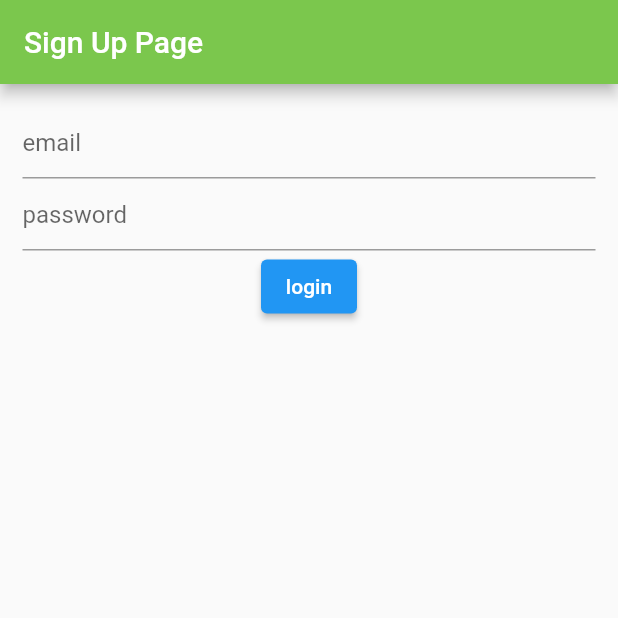
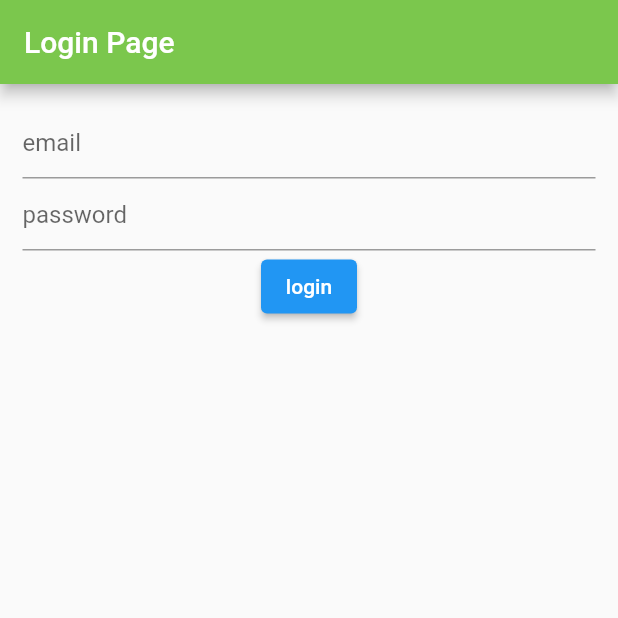
Before and after one commit to simreteabmekbib/flutter_app, a Flutter app: the Login screen opened directly, after a tap on "login", on a phone screen of 412 x 824 dp, the top half of it. Run offline on Flutter 3.47's test engine with Material 2 defaults, Android fonts, the phone set to English and light mode, and no system bars; our stand-ins replace google_fonts; network calls fail.

Commit message:
Add login functionality

```diff
--- a/lib/dafaults/login.dart
+++ b/lib/dafaults/login.dart
@@ -1,11 +1,26 @@
+import 'package:blue_moon_flatter/dafaults/home.dart';
+import 'package:blue_moon_flatter/dafaults/post.dart';
 import 'package:flutter/material.dart';
-class Login extends StatelessWidget {
+import 'package:http/http.dart' as http;
+import 'dart:convert';
+
+class Login extends StatefulWidget {
+
+  @override
+  _LoginState createState() => _LoginState();
+}
+
+class _LoginState extends State<Login> {
+  final url = 'http://localhost:5000/api/v1';
+  // final url = 'http://192.168.1.248:5000/api/v1';
+  final emailController = TextEditingController();
+  final passwordController = TextEditingController();
 
   @override
   Widget build(BuildContext context) {
     return Scaffold(
       appBar: AppBar(
-        title: Text('Sign Up Page'),
+        title: Text('Login Page'),
         backgroundColor: Color(0xFF7BC74D),
       ),
       body: Padding(
@@ -13,19 +28,36 @@ class Login extends StatelessWidget {
         child: Column(
           children: [
             TextFormField(
+              controller: emailController,
               decoration: InputDecoration(
                 hintText: 'email',
               ),
             ),
 
             TextFormField(
+              controller: passwordController,
               decoration: InputDecoration(
                 hintText: 'password',
               ),
             ),
 
             ElevatedButton(
-                onPressed: () => print('login'), child: Text('login')),
+                onPressed: () {
+                  Posts post = Posts(email: emailController.text, password: passwordController.text);
+                  createPost(url, body: post.toMap())
+                    .then((value) {
+                      if (value == 'login'){
+                        print('logged in');
+                        Navigator.push(
+                          context,
+                          MaterialPageRoute(builder: (context) => Home()),
+                        );
+                      } else {
+                        print('not logged in');
+                      }
+                    });
+                },
+                child: Text('login')),
           ],
         ),
       ),
@@ -33,3 +65,41 @@ class Login extends StatelessWidget {
 
   }
 }
+
+Future createPost(String url, {required Map body}) async {
+  return http.post(
+      Uri.parse(url + "/user/login"),
+      headers: {'Content-Type': 'application/json'},
+      body: jsonEncode(body)
+    ).then((http.Response response) {
+    final int statusCode = response.statusCode;
+
+    if (statusCode < 200 || statusCode > 400 || json == null) {
+      throw new Exception("Error while fetching data");
+    }
+    // print("Message returned: " + json.decode(response.body)['message']);
+    // return Posts.fromJson(json.decode(response.body));
+    return json.decode(response.body)['message'];
+  });
+}
+class Posts{
+  final String email;
+  final String password;
+
+  Posts({required this.email, required this.password});
+
+  factory Posts.fromJson(Map json) {
+    return Posts(
+      email: json['email'] ?? "",
+      password: json['password'] ?? ""
+    );
+  }
+
+  Map<String, String> toMap() {
+    var map = new Map<String, String>();
+    map["email"] = email;
+    map["password"] = password;
+
+    return map;
+  }
+}
--- a/pubspec.yaml
+++ b/pubspec.yaml
@@ -29,6 +29,7 @@ dependencies:
   # Use with the CupertinoIcons class for iOS style icons.
   cupertino_icons: ^1.0.2
   google_fonts: ^2.0.0
+  http: ^0.13.3
 
 dev_dependencies:
   flutter_test:
```
Also changed, not shown: pubspec.lock.
